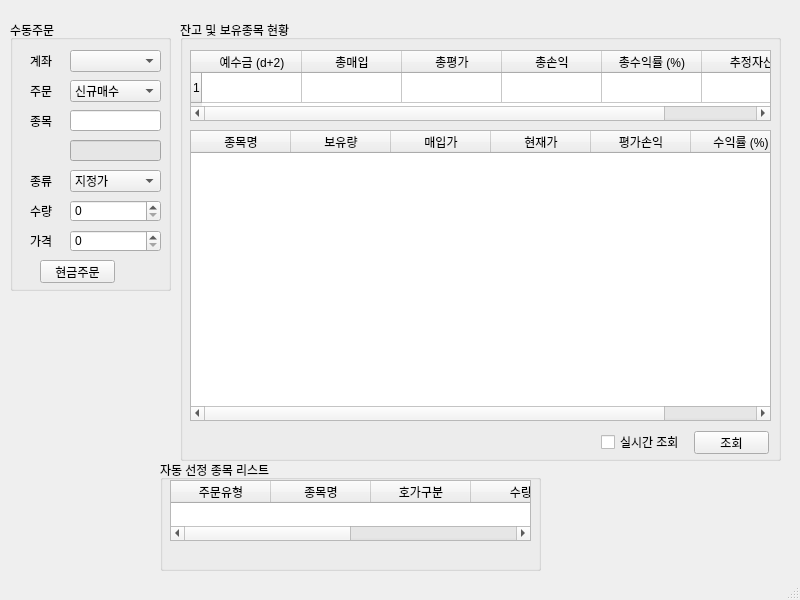
Qt form pytrader.ui (Yong-Ju/Auto-trading_python) before a commit.
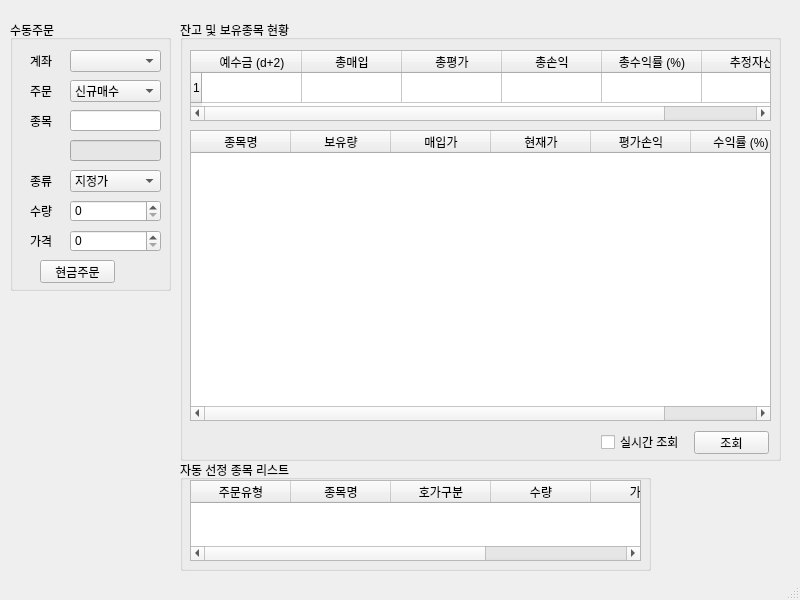
The same form after that commit. Icons and pictures are not drawn.

```diff
--- a/pytrader.ui
+++ b/pytrader.ui
@@ -465,9 +465,9 @@
    <widget class="QGroupBox" name="groupBox_3">
     <property name="geometry">
      <rect>
-      <x>160</x>
+      <x>180</x>
       <y>460</y>
-      <width>381</width>
+      <width>471</width>
       <height>111</height>
      </rect>
     </property>
@@ -479,8 +479,8 @@
       <rect>
        <x>10</x>
        <y>20</y>
-       <width>361</width>
-       <height>61</height>
+       <width>451</width>
+       <height>81</height>
       </rect>
      </property>
      <column>
```
Left out of the diff: 2 changed lines with no effect on the pictures.
